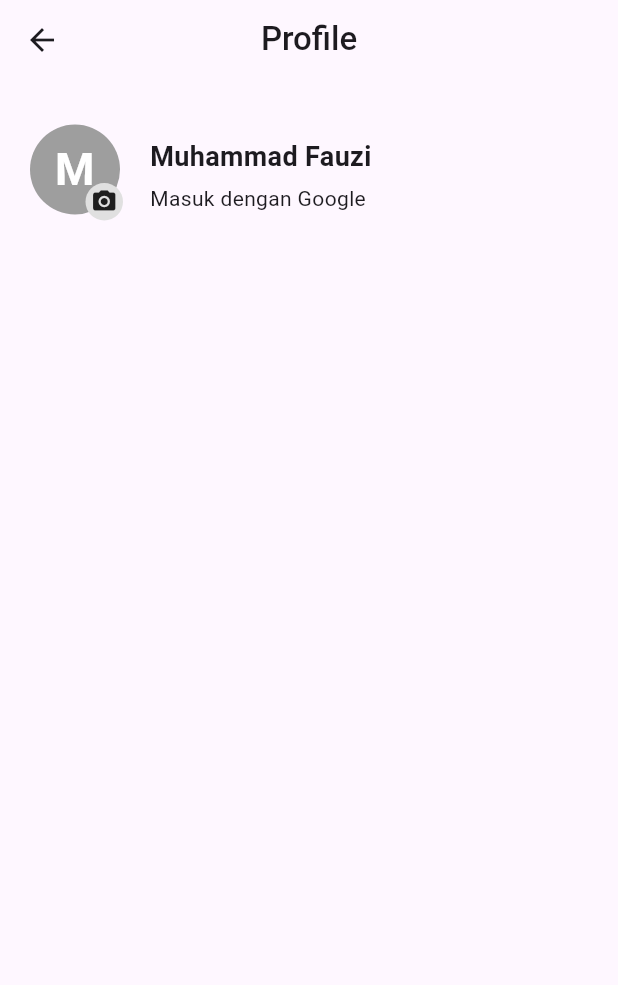
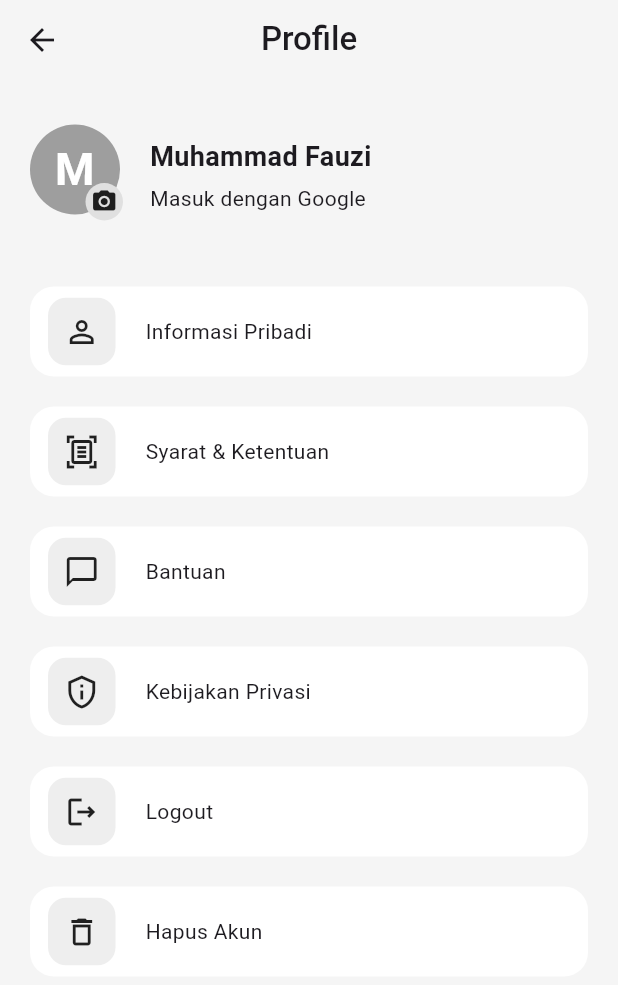
Before and after one commit to fauzipadlaw/payuung_clone, a Flutter app: the ProfilePage screen opened directly, on a phone screen of 412 x 824 dp. Shown: the top 985 px of the screen. Run offline on Flutter 3.47's test engine with Material 3 defaults, Android fonts, the phone set to English and light mode, and no system bars; our stand-ins replace flutter_svg; missing offline and left inert: text_marquee.

Commit message:
done: profile page UI

```diff
--- a/lib/presentation/profile/components/profile_appbar.dart
+++ b/lib/presentation/profile/components/profile_appbar.dart
@@ -6,6 +6,8 @@ class ProfileAppbar extends StatelessWidget {
   @override
   Widget build(BuildContext context) {
     return AppBar(
+      backgroundColor: Colors.grey.shade100,
+      scrolledUnderElevation: 0.0,
       title: const Text(
         'Profile',
         style: TextStyle(fontWeight: FontWeight.w500),
--- /dev/null
+++ b/lib/presentation/profile/components/profile_row.dart
@@ -0,0 +1,46 @@
+import 'package:flutter/material.dart';
+
+class ProfileRow extends StatelessWidget {
+  final Widget icon;
+  final String label;
+  final void Function()? onTap;
+  const ProfileRow({
+    super.key,
+    required this.icon,
+    required this.label,
+    this.onTap,
+  });
+
+  @override
+  Widget build(BuildContext context) {
+    return InkWell(
+      onTap: onTap,
+      child: Container(
+        margin: const EdgeInsets.symmetric(horizontal: 20, vertical: 10),
+        padding: const EdgeInsets.symmetric(horizontal: 12),
+        height: 60,
+        decoration: BoxDecoration(
+          color: Colors.white,
+          borderRadius: BorderRadius.circular(16),
+        ),
+        child: Row(
+          children: [
+            Container(
+              height: 45,
+              width: 45,
+              decoration: BoxDecoration(
+                color: Colors.grey.shade200,
+                borderRadius: BorderRadius.circular(12),
+              ),
+              child: icon,
+            ),
+            const SizedBox(
+              width: 20,
+            ),
+            Text(label),
+          ],
+        ),
+      ),
+    );
+  }
+}
--- a/lib/presentation/profile/profile_page.dart
+++ b/lib/presentation/profile/profile_page.dart
@@ -1,5 +1,6 @@
 import 'package:flutter/material.dart';
 import 'package:payuung_clone/presentation/profile/components/profile_appbar.dart';
+import 'package:payuung_clone/presentation/profile/components/profile_row.dart';
 
 class ProfilePage extends StatelessWidget {
   const ProfilePage({super.key});
@@ -7,11 +8,13 @@ class ProfilePage extends StatelessWidget {
   @override
   Widget build(BuildContext context) {
     return Scaffold(
+      backgroundColor: Colors.grey.shade100,
       appBar: const PreferredSize(
         preferredSize: Size.fromHeight(53),
         child: ProfileAppbar(),
       ),
-      body: Column(
+      body: SingleChildScrollView(
+        child: Column(
           children: [
             const SizedBox(
               height: 30,
@@ -81,7 +84,25 @@ class ProfilePage extends StatelessWidget {
                 ),
               ],
             ),
+            const SizedBox(
+              height: 30,
+            ),
+            const ProfileRow(
+                icon: Icon(Icons.person_outline), label: 'Informasi Pribadi'),
+            const ProfileRow(
+                icon: Icon(Icons.document_scanner_outlined),
+                label: 'Syarat & Ketentuan'),
+            const ProfileRow(
+                icon: Icon(Icons.chat_bubble_outline), label: 'Bantuan'),
+            const ProfileRow(
+                icon: Icon(Icons.privacy_tip_outlined),
+                label: 'Kebijakan Privasi'),
+            const ProfileRow(
+                icon: Icon(Icons.logout_outlined), label: 'Logout'),
+            const ProfileRow(
+                icon: Icon(Icons.delete_outline), label: 'Hapus Akun'),
           ],
+        ),
       ),
     );
   }
```
Lines whose indentation alone changed are shown as unchanged.
